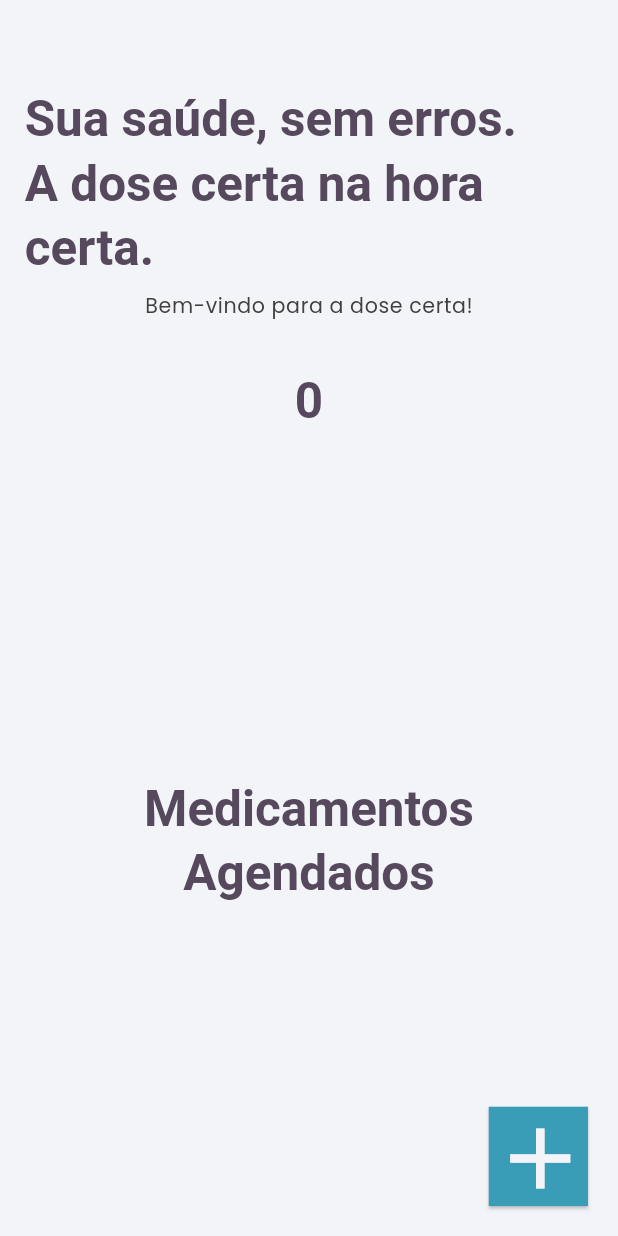
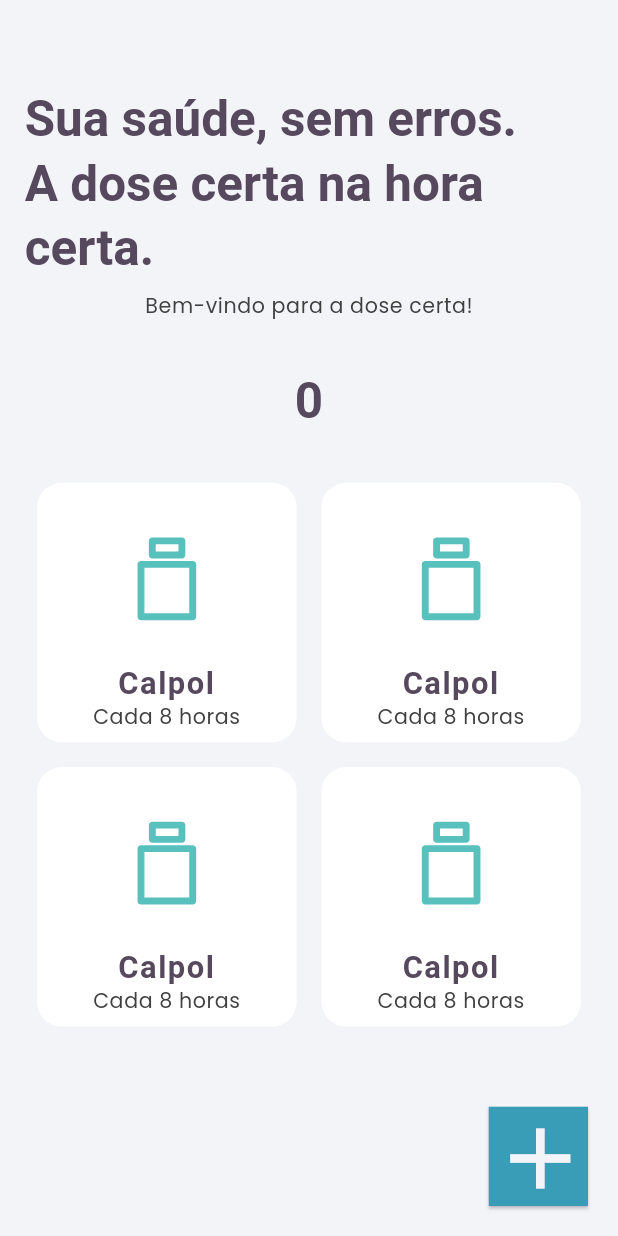
Before and after one commit to celiorodriguesvieira/dose_certa, a Flutter app: the screen it shows after launch, on a phone screen of 412 x 824 dp. Run offline on Flutter 3.47's test engine with Material 3 defaults, Android fonts, the phone set to English and light mode, and no system bars; our stand-ins replace flutter_svg, google_fonts, rxdart, sizer.

Commit message:
It has been implemented adjust in home

```diff
--- a/lib/main.dart
+++ b/lib/main.dart
@@ -1,5 +1,7 @@
 import 'package:flutter/material.dart';
 import 'package:google_fonts/google_fonts.dart';
+import 'package:provider/provider.dart';
+import 'package:scheduler_medical/pages/new_entry/new_entry_block.dart';
 import 'package:sizer/sizer.dart';
 import 'pages/homePage.dart';
 import 'constants.dart';
@@ -8,13 +10,29 @@
   runApp(const MyApp());
 }
 
-class MyApp extends StatelessWidget {
+class MyApp extends StatefulWidget {
   const MyApp({super.key});
 
+  @override
+  State<MyApp> createState() => _MyAppState();
+}
+
+class _MyAppState extends State<MyApp> {
   // This widget is the root of your application.
+
+  NewEntryBlock? newEntryBlock;
+
+  @override
+  void initState() {
+    newEntryBlock = NewEntryBlock();
+    super.initState();
+  }
+
   @override
   Widget build(BuildContext context) {
-    return Sizer(
+    return Provider<NewEntryBlock>.value(
+      value: newEntryBlock!,
+      child: Sizer(
         builder: (context, orientation, deviceType) {
           return MaterialApp(
             title: 'DoseCerta',
@@ -45,6 +63,11 @@
                   fontWeight: FontWeight.w600,
                   color: kTextColor,
                 ),
+                headlineSmall: TextStyle(
+                    fontSize: 15.sp,
+                    color: kTextColor,
+                    letterSpacing: 1.0,
+                    fontWeight: FontWeight.w600),
                 bodyMedium:
                     GoogleFonts.poppins(fontSize: 10.sp, color: kPrimaryColor),
                 bodySmall: GoogleFonts.poppins(
@@ -94,6 +117,7 @@
             home: const HomePage(),
           );
         },
+      ),
     );
   }
 }
--- /dev/null
+++ b/lib/models/errors.dart
@@ -0,0 +1,9 @@
+enum EntryError {
+  nameDuplicate,
+  nameNull,
+  dosage,
+  type,
+  interval,
+  startTime,
+  none,
+}
--- a/lib/pages/homePage.dart
+++ b/lib/pages/homePage.dart
@@ -1,4 +1,5 @@
 import 'package:flutter/material.dart';
+import 'package:flutter_svg/flutter_svg.dart';
 import 'package:scheduler_medical/constants.dart';
 import 'package:sizer/sizer.dart';
 import 'new_entry/new_entry_page.dart';
@@ -104,11 +105,71 @@
 
   @override
   Widget build(BuildContext context) {
-    return Center(
-      child: Text(
-        'Medicamentos Agendados',
-        textAlign: TextAlign.center,
-        style: Theme.of(context).textTheme.headlineMedium,
+    //later we will use condition to show the save data;
+    // return Center(
+    //   child: Text(
+    //     'Medicamentos Agendados',
+    //     textAlign: TextAlign.center,
+    //     style: Theme.of(context).textTheme.headlineMedium,
+    //   ),
+    // );
+    return GridView.builder(
+        gridDelegate: const SliverGridDelegateWithFixedCrossAxisCount(
+          crossAxisCount: 2,
+        ),
+        itemCount: 4,
+        itemBuilder: (context, index) {
+          return MedicineCard();
+        });
+  }
+}
+
+class MedicineCard extends StatelessWidget {
+  const MedicineCard({super.key});
+
+  @override
+  Widget build(BuildContext context) {
+    return InkWell(
+      highlightColor: Colors.white,
+      splashColor: Colors.grey,
+      onTap: () {
+        // go to details activity animation, later
+      },
+      child: Container(
+        padding: EdgeInsets.all(2.w),
+        //I could adjust space here
+        margin: EdgeInsets.all(1.h),
+        decoration: BoxDecoration(
+          color: Colors.white,
+          borderRadius: BorderRadius.circular(2.h),
+        ),
+        child: Column(
+          crossAxisAlignment: CrossAxisAlignment.center,
+          mainAxisAlignment: MainAxisAlignment.center,
+          children: [
+            const Spacer(),
+            SvgPicture.asset(
+              'assets/icons/bottle.svg',
+              height: 7.h,
+              color: kOtherColor,
+            ),
+            const Spacer(),
+            //hero tag animation, later
+            Text(
+              'Calpol',
+              overflow: TextOverflow.fade,
+              textAlign: TextAlign.center,
+              style: Theme.of(context).textTheme.headlineSmall,
+            ),
+            //time interval data with condition, later
+            Text(
+              overflow: TextOverflow.fade,
+              textAlign: TextAlign.center,
+              'Cada 8 horas',
+              style: Theme.of(context).textTheme.bodySmall,
+            ),
+          ],
+        ),
       ),
     );
   }
--- a/lib/pages/new_entry/new_entry_block.dart
+++ b/lib/pages/new_entry/new_entry_block.dart
@@ -1,5 +1,6 @@
 import 'package:rxdart/rxdart.dart';
 import 'package:scheduler_medical/models/medicine_type.dart';
+import '../../models/errors.dart';
 
 class NewEntryBlock {
   BehaviorSubject<MedicineType>? _selectMedicineType$;
@@ -8,4 +9,47 @@
 
   BehaviorSubject<int>? _selectedInterval$;
   BehaviorSubject<int>? get selectIntervals => _selectedInterval$;
+
+  BehaviorSubject<String>? _selectedTimeOfDay$;
+  BehaviorSubject<String>? get selectedTimeOfDay$ => _selectedTimeOfDay$;
+
+  BehaviorSubject<EntryError>? _errorState$;
+  BehaviorSubject<EntryError>? get errorState$ => _errorState$;
+
+  NewEntryBlock() {
+    _selectMedicineType$ =
+        BehaviorSubject<MedicineType>.seeded(MedicineType.none);
+
+    _selectedTimeOfDay$ = BehaviorSubject<String>.seeded('none');
+    _selectedInterval$ = BehaviorSubject<int>.seeded(0);
+    _errorState$ = BehaviorSubject<EntryError>();
+  }
+
+  void dispose() {
+    _selectMedicineType$!.close();
+    _selectedTimeOfDay$!.close();
+    _selectedInterval$!.close();
+  }
+
+  void submitError(EntryError error) {
+    _errorState$!.add(error);
+  }
+
+  void updateInterval(int interval) {
+    _selectedInterval$!.add(interval);
+  }
+
+  void updateTime(String time) {
+    _selectedTimeOfDay$!.add(time);
+  }
+
+  void updateSelectedMedicine(MedicineType type) {
+    MedicineType _tempType = _selectMedicineType$!.value;
+
+    if (type == _tempType) {
+      _selectMedicineType$!.add(MedicineType.none);
+    } else {
+      _selectMedicineType$!.add(type);
+    }
+  }
 }
--- a/lib/pages/new_entry/new_entry_page.dart
+++ b/lib/pages/new_entry/new_entry_page.dart
@@ -1,6 +1,8 @@
 import 'package:flutter/material.dart';
 import 'package:flutter_svg/svg.dart';
+import 'package:provider/provider.dart';
 import 'package:scheduler_medical/constants.dart';
+import 'package:scheduler_medical/pages/new_entry/new_entry_block.dart';
 import 'package:sizer/sizer.dart';
 import '../../common/convert_time.dart';
 import '../../models/medicine_type.dart';
@@ -16,6 +18,7 @@
   late TextEditingController nameController;
   late TextEditingController dosageController;
 
+  late NewEntryBlock _newEntryBlock;
   late GlobalKey<ScaffoldState> _scaffoldKey;
 
   @override
@@ -23,6 +26,7 @@
     super.dispose();
     nameController.dispose();
     dosageController.dispose();
+    _newEntryBlock.dispose();
   }
 
   @override
@@ -30,7 +34,7 @@
     super.initState();
     nameController = TextEditingController();
     dosageController = TextEditingController();
-
+    _newEntryBlock = NewEntryBlock();
     _scaffoldKey = GlobalKey<ScaffoldState>();
   }
 
@@ -42,7 +46,9 @@
       appBar: AppBar(
         title: const Text('Adicionar novo'),
       ),
-      body: Padding(
+      body: Provider<NewEntryBlock>.value(
+        value: _newEntryBlock,
+        child: Padding(
           padding: EdgeInsets.all(1.h),
           child: Column(
             crossAxisAlignment: CrossAxisAlignment.start,
@@ -54,7 +60,8 @@
               TextFormField(
                 maxLength: 15,
                 textCapitalization: TextCapitalization.words,
-              decoration: const InputDecoration(border: UnderlineInputBorder()),
+                decoration:
+                    const InputDecoration(border: UnderlineInputBorder()),
                 style: Theme.of(context)
                     .textTheme
                     .bodyMedium!
@@ -68,7 +75,8 @@
                 maxLength: 4,
                 textCapitalization: TextCapitalization.words,
                 keyboardType: TextInputType.number,
-              decoration: const InputDecoration(border: UnderlineInputBorder()),
+                decoration:
+                    const InputDecoration(border: UnderlineInputBorder()),
                 style: Theme.of(context)
                     .textTheme
                     .bodyMedium!
@@ -81,7 +89,8 @@
                 mainAxisAlignment: MainAxisAlignment.center,
                 children: [
                   const PanelTitle(
-                    title: 'Escolha o tipo de medicamento', isRequerid: false),
+                      title: 'Escolha o tipo de medicamento',
+                      isRequerid: false),
                 ],
               ),
               // SizedBox(
@@ -89,9 +98,8 @@
               // ),
               Padding(
                 padding: EdgeInsets.only(top: 1.h),
-              child: StreamBuilder(
+                child: StreamBuilder<MedicineType>(
                   //block
-                //stream ,
                   builder: (context, snapshop) {
                     return Row(
                       mainAxisAlignment: MainAxisAlignment.spaceBetween,
@@ -100,8 +108,9 @@
                           medicineType: MedicineType.bottle,
                           name: 'Frasco',
                           iconValue: 'assets/icons/white/bottle.svg',
-                        isSelected:
-                            snapshop.data == MedicineType.bottle ? true : false,
+                          isSelected: snapshop.data == MedicineType.bottle
+                              ? true
+                              : false,
                         ),
                         MedicineTypeColumn(
                           medicineType: MedicineType.pill,
@@ -122,13 +131,14 @@
                           medicineType: MedicineType.tablet,
                           name: 'Comprimido',
                           iconValue: 'assets/icons/white/tablets.svg',
-                        isSelected:
-                            snapshop.data == MedicineType.tablet ? true : false,
+                          isSelected: snapshop.data == MedicineType.tablet
+                              ? true
+                              : false,
                         ),
                       ],
                     );
                   },
-                stream: null,
+                  stream: _newEntryBlock.selectedMedicineType,
                 ),
               ),
               const PanelTitle(
@@ -161,11 +171,13 @@
                     onPressed: () {
                       //add medicine
                       //some validations
+                      //go to success screen
                     },
                   ),
                 ),
               ),
             ],
+          ),
         ),
       ),
     );
@@ -300,8 +312,10 @@
 
   @override
   Widget build(BuildContext context) {
+    final NewEntryBlock newEntryBlock = Provider.of<NewEntryBlock>(context);
     return GestureDetector(
       onTap: () {
+        newEntryBlock.updateSelectedMedicine(medicineType);
         //select medicine type
         //lets create a new block for selecting and new entry
       },
```
Also changed, not shown: pubspec.yaml (+11 -13 lines), pubspec.lock. Lines whose indentation alone changed are shown as unchanged.
